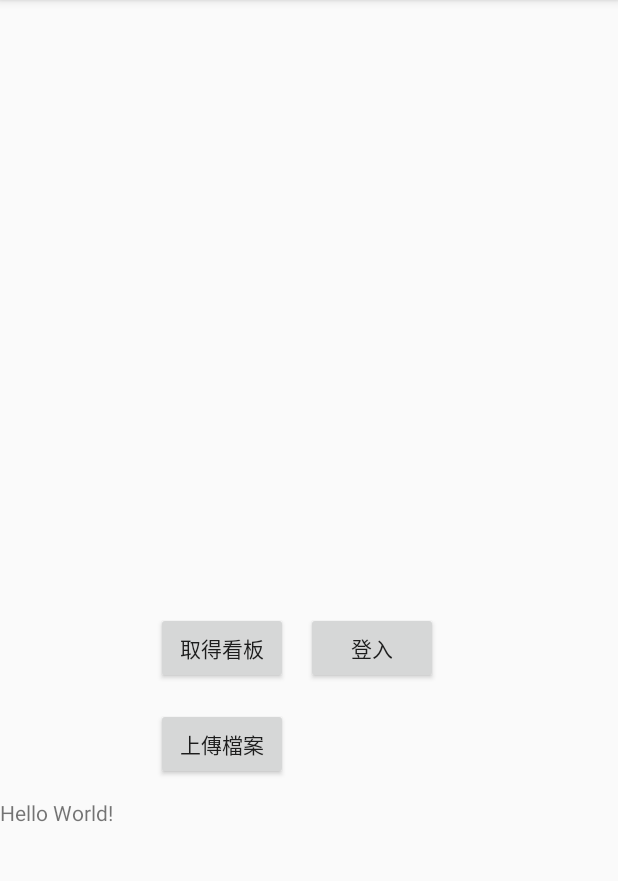
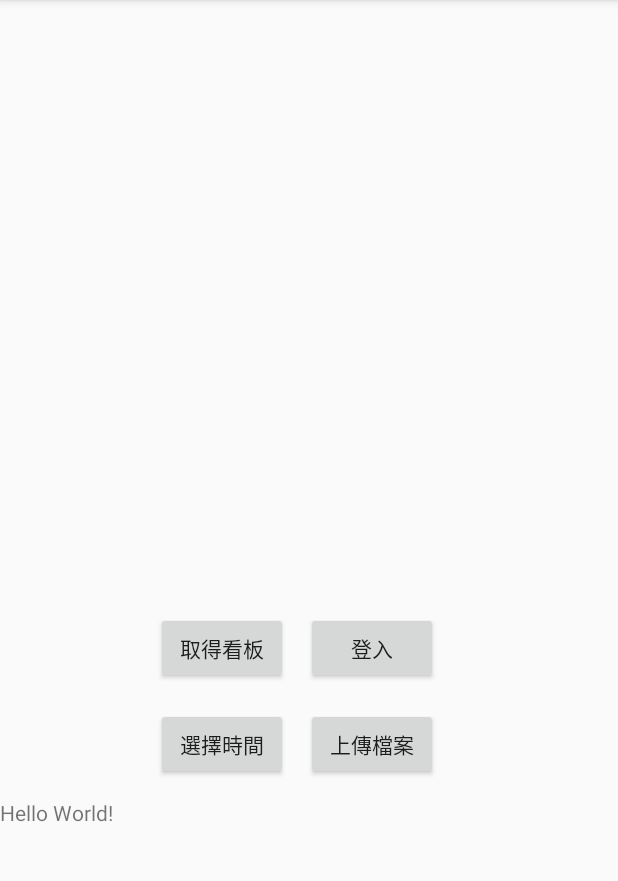
Before and after one commit to sss19930901/PublicAPP, an Android app: the screen it shows after launch (MainActivity), on a phone screen of 412 x 824 dp, the part 84-965 px from its top. Run offline under Robolectric (Android 15) with nearby library versions, the phone set to English and light mode, and no system bars.

Commit message:
2019/12/24            基本功能完成，可選擇時間、登入、上傳檔案。            流程控制還沒寫好(選擇時間跟選擇檔案步驟錯亂可能會讓APP當掉)            layout尚未調整好

```diff
--- a/app/src/main/java/com/example/test/MainActivity.java
+++ b/app/src/main/java/com/example/test/MainActivity.java
@@ -48,10 +48,10 @@ import okhttp3.Response;
 public class MainActivity extends AppCompatActivity {
     TextView textView;
     ImageView testImg;
-    Button button,loginbutton,choosebutton,dcl_01_01,dcl_01_02,dcl_02_01;
-    String result,account_str,password_str,board =",";
+    Button button,loginbutton,choosebutton,dcl_01_01,dcl_01_02,dcl_02_01,timebutton;
+    String result,account_str,password_str,upload_time,board =",";
     int choice_count = 0;
-    boolean login_state = false;
+    boolean login_state = false,time_state = false;
 
 
     @Override
@@ -68,9 +68,8 @@ public class MainActivity extends AppCompatActivity {
         textView = findViewById(R.id.textView_id);
         loginbutton = findViewById(R.id.button_login);
         testImg = findViewById(R.id.ImgView_id);
-        // 宣告按鈕的監聽器監聽按鈕是否被按下
-        // 跟上次在 View 設定的方式並不一樣
-        // 我只是覺得好像應該也教一下這種寫法
+        timebutton  = findViewById(R.id.timepicker);
+
         button.setOnClickListener(new View.OnClickListener() {
             @Override
             // 按鈕事件
@@ -84,7 +83,7 @@ public class MainActivity extends AppCompatActivity {
         choosebutton.setOnClickListener(new View.OnClickListener() {
                 @Override
                 public void onClick(View view) {
-                    if(login_state && choice_count>0){
+                    if(login_state && time_state && choice_count>0){
                         Intent intent = new Intent( Intent.ACTION_GET_CONTENT );
                         intent.setType( "image/*" );
                         Intent destIntent = Intent.createChooser( intent, "選擇檔案" );
@@ -95,6 +94,8 @@ public class MainActivity extends AppCompatActivity {
                     else if(choice_count==0){
                         textView.setText("尚未選擇看板");
                     }
+                    else if(!time_state)
+                        textView.setText("尚未選擇時間");
                 }
         });
         dcl_01_01.setOnClickListener(new View.OnClickListener() {
@@ -133,12 +134,35 @@ public class MainActivity extends AppCompatActivity {
                 }
             }
         });
+        timebutton.setOnClickListener(new View.OnClickListener() {
+            public void onClick(View v) {
+                if (dcl_01_01.isSelected())
+                {
+                    board = board.concat("1,");
+                }
+                if (dcl_01_02.isSelected())
+                {
+                    board = board.concat("2,");
+                }
+                if (dcl_02_01.isSelected())
+                {
+                    board = board.concat("3,");
+                }
+                if(board.length() > 1) {
+                    Intent intent = new Intent(MainActivity.this, select_timeActivity.class);
+                    intent.putExtra("board", board);
+                    startActivityForResult(intent, 2);
+                }
+                else{
+                    textView.setText("請先選擇看板");
+                }
+            }
+        });
     }
-
     @Override
     protected void onRestart() {
         super.onRestart();
-        textView.setText("");
+        //textView.setText(dateTime);
         if(login_state) {
             loginbutton.setText("帳號資訊");
             loginbutton.setOnClickListener(new View.OnClickListener() {
@@ -149,7 +173,6 @@ public class MainActivity extends AppCompatActivity {
             });
         }
     }
-
 
     @Override
     protected void onActivityResult(int requestCode, int resultCode, @Nullable Intent data) {
@@ -179,12 +202,21 @@ public class MainActivity extends AppCompatActivity {
                 }
             }
         }
+        else if(requestCode == 2){
+            if ( resultCode == RESULT_OK ){
+                upload_time = data.getStringExtra("upload_time");
+                time_state = true;
+                textView.setText(upload_time);
+            }
+        }
     }
 
     public void login_page(View view) {
         Intent intent = new Intent(this, loginActivity.class);
         startActivityForResult(intent,0);
     }
+
+
 
     private Runnable getInformation = new Runnable(){
         public void run()
@@ -276,10 +308,9 @@ public class MainActivity extends AppCompatActivity {
         }
     };
 
-
     public void UploadFiles (final Bitmap image) {
         testImg.setImageBitmap(image);
-        if (dcl_01_01.isSelected())
+        /*if (dcl_01_01.isSelected())
         {
             board = board.concat("1,");
         }
@@ -290,7 +321,7 @@ public class MainActivity extends AppCompatActivity {
         if (dcl_02_01.isSelected())
         {
             board = board.concat("3,");
-        }
+        }*/
         new Thread(new Runnable() {
 
             public void run() {
@@ -303,6 +334,7 @@ public class MainActivity extends AppCompatActivity {
                         .addFormDataPart("file", "test.png", RequestBody.create(MediaType.parse("image/*"),byteArray))
                         .addFormDataPart("account",account_str)
                         .addFormDataPart("board",board)
+                        .addFormDataPart("upload_time",upload_time)
                         .build();
 
                 Request request = new Request.Builder()
@@ -314,7 +346,7 @@ public class MainActivity extends AppCompatActivity {
                     if(response.isSuccessful()){
                         Log.i("Success tag",response.body().string());
                         board = "上傳成功" + board;
-                        textView.setText(board);
+                        //textView.setText(board);
                         board = ",";
                     }
                 }
--- a/app/src/main/res/layout/activity_main.xml
+++ b/app/src/main/res/layout/activity_main.xml
@@ -52,8 +52,7 @@
         android:id="@+id/choose_files"
         android:layout_width="wrap_content"
         android:layout_height="wrap_content"
-        android:layout_marginStart="104dp"
-        android:layout_marginLeft="104dp"
+        android:layout_marginStart="204dp"
         android:layout_marginTop="472dp"
         android:text="上傳檔案"
         app:layout_constraintStart_toStartOf="parent"
@@ -108,4 +107,14 @@
         app:layout_constraintStart_toStartOf="parent"
         app:layout_constraintTop_toTopOf="parent" />
 
+    <Button
+        android:id="@+id/timepicker"
+        android:layout_width="wrap_content"
+        android:layout_height="wrap_content"
+        android:layout_marginStart="104dp"
+        android:layout_marginTop="472dp"
+        android:text="選擇時間"
+        app:layout_constraintStart_toStartOf="parent"
+        app:layout_constraintTop_toTopOf="parent" />
+
 </androidx.constraintlayout.widget.ConstraintLayout>
--- a/app/src/main/res/values/styles.xml
+++ b/app/src/main/res/values/styles.xml
@@ -6,6 +6,14 @@
         <item name="colorPrimary">@color/colorPrimary</item>
         <item name="colorPrimaryDark">@color/colorPrimaryDark</item>
         <item name="colorAccent">@color/colorAccent</item>
+        <item name="android:dialogTheme">@style/MyDialogTheme</item>
+        <item name="android:datePickerStyle">@style/MyDatePicker</item>
+    </style>
+    <style name="MyDialogTheme" parent="android:Theme.Material.Dialog">
+        <item name="android:datePickerStyle">@style/MyDatePicker</item>
     </style>
 
+    <style name="MyDatePicker" parent="android:Widget.Material.DatePicker">
+        <item name="android:datePickerMode">spinner</item>
+    </style>
 </resources>
```
Also changed, not shown: app/src/main/AndroidManifest.xml (+9 -6 lines), app/src/main/java/com/example/test/loginActivity.java (+0 -2 lines), app/src/main/java/com/example/test/select_timeActivity.java (added, +205 -0 lines), app/src/main/res/layout/activity_select_time.xml (added, +38 -0 lines).
